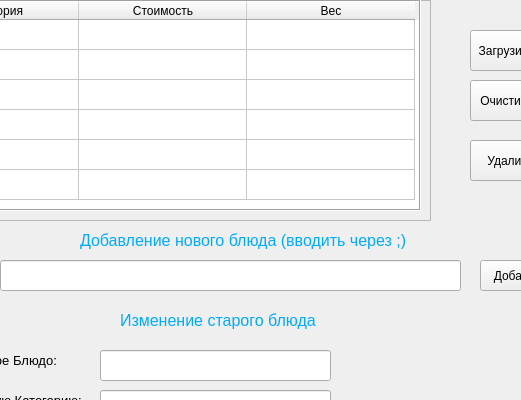
First picture: the form in Blyda.ui, repository stefania-kov/Bludo, before the edit; both pictures show x 270 to 791 and y 0 to 400 of the 879 by 544 pixel window.
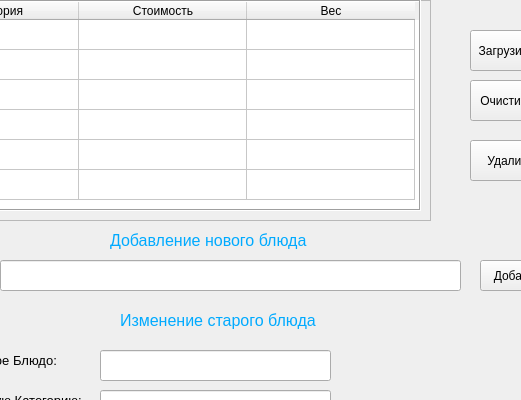
Second picture: the form after the edit.

Commit message: кнопки

What changed in the file:
```diff
--- a/Blyda.ui
+++ b/Blyda.ui
@@ -340,7 +340,7 @@
    <widget class="QLabel" name="label_7">
     <property name="geometry">
      <rect>
-      <x>350</x>
+      <x>380</x>
       <y>230</y>
       <width>331</width>
       <height>21</height>
@@ -355,7 +355,7 @@
      <string notr="true">color: rgb(0, 170, 255);</string>
     </property>
     <property name="text">
-     <string>Добавление нового блюда (вводить через ;)</string>
+     <string>Добавление нового блюда</string>
     </property>
    </widget>
    <widget class="QLabel" name="label_8">
```
Left out of the diff: 4 changed lines with no effect on the pictures.
